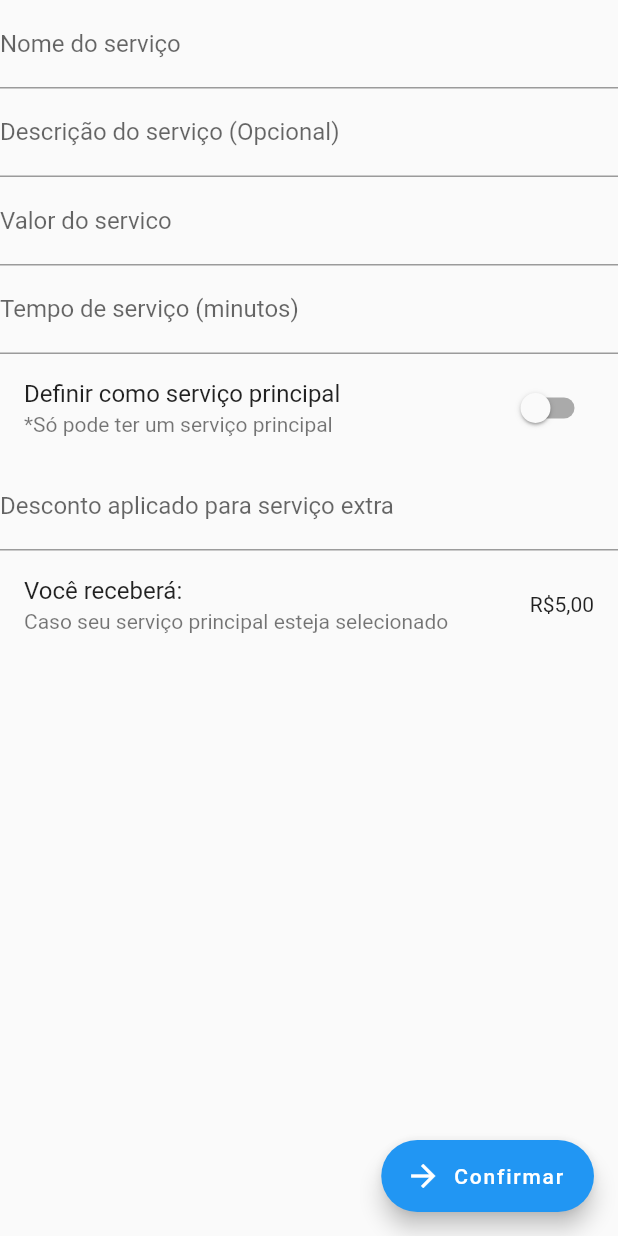
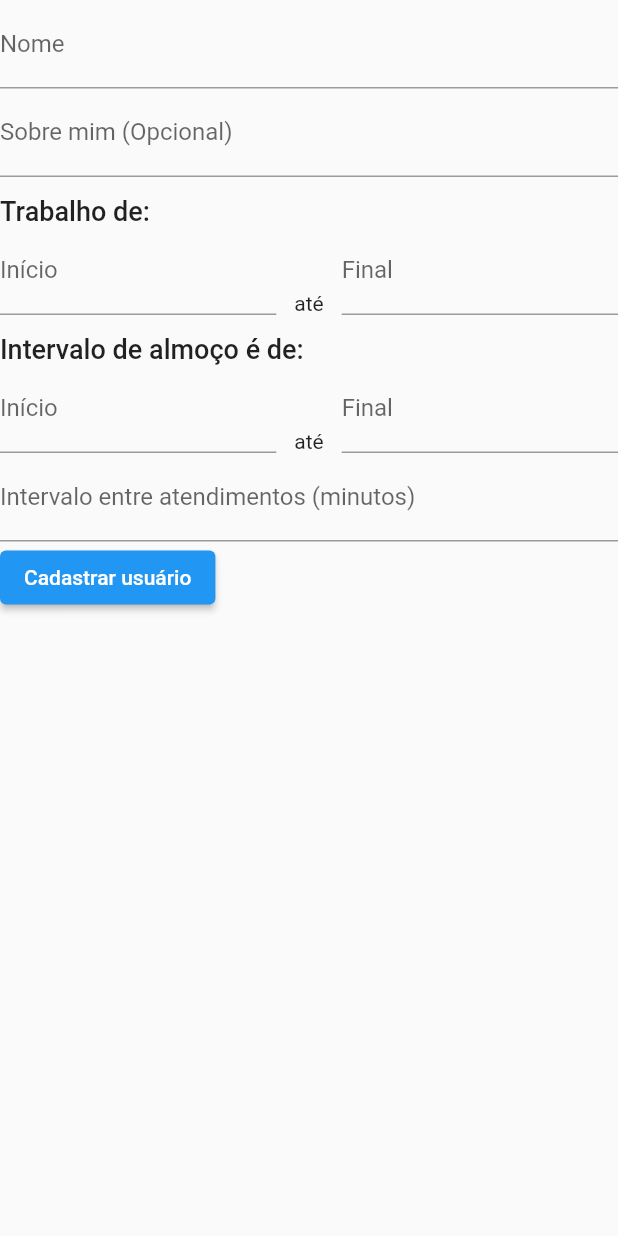
Before and after one commit to cl0v/Catalogo, a Flutter app: the screen it shows after launch, on a phone screen of 412 x 824 dp. Run offline on Flutter 3.47's test engine with Material 2 defaults, Android fonts, the phone set to English and light mode, and no system bars; our stand-ins replace cloud_firestore, fluro; accounts and stored records are empty.

Commit message:
páginas excenciais prontas

```diff
--- a/lib/app.dart
+++ b/lib/app.dart
@@ -1,6 +1,9 @@
 import 'package:fluro/fluro.dart';
 import 'package:flutter/material.dart';
+import 'package:nutri/src/features/schedule/src/pages/scheduling.dart';
 import 'package:nutri/src/features/service/src/pages.dart';
+import 'package:nutri/src/features/service/src/widgets/service_list.dart';
+import 'package:nutri/src/features/worker/src/pages/create_worker.dart';
 
 import '/src/config/application.dart';
 import '/src/config/routes.dart';
@@ -31,7 +34,7 @@ class AppComponentState extends State<AppComponent> {
         primarySwatch: Colors.blue,
       ),
       // onGenerateRoute: Application.router.generator,
-      home: AddNewServicePage(),
+      home: CreateWorkerPage(),
     );
     return app;
   }
--- a/lib/main.dart
+++ b/lib/main.dart
@@ -3,6 +3,8 @@ import 'package:flutter/material.dart';
 import 'app.dart';
 
 //O app sofrerá uma migracao para se tornar software as a product
+// Sempre priorizar a beleza da página de usuários . . . Mas não significa que pode lançar meio tosco.
+
 
 //https://www.youtube.com/watch?v=CAYa9AQGtdU hosting deploy
 
--- a/lib/src/constants.dart
+++ b/lib/src/constants.dart
@@ -1,6 +1,6 @@
 import 'package:flutter/material.dart';
 
-const defaultPadding = 20.0;
+const defaultPadding = 12.0;
 const cartBarHeight = 100.0;
 const headerHeight = 85.0;
 
--- /dev/null
+++ b/lib/src/features/worker/src/pages/create_worker.dart
@@ -0,0 +1,110 @@
+import 'package:flutter/material.dart';
+import 'package:nutri/src/constants.dart';
+
+class CreateWorkerPage extends StatefulWidget {
+  @override
+  _CreateWorkerPageState createState() => _CreateWorkerPageState();
+}
+
+class _CreateWorkerPageState extends State<CreateWorkerPage> {
+  TextEditingController nameController = TextEditingController();
+  TextEditingController descriptionController = TextEditingController();
+  TextEditingController startController = TextEditingController();
+  TextEditingController endController = TextEditingController();
+  TextEditingController intervalStartController = TextEditingController();
+  TextEditingController intervalEndController = TextEditingController();
+  TextEditingController intervalBetweenSectionsController =
+      TextEditingController();
+
+  @override
+  Widget build(BuildContext context) {
+    return Scaffold(
+      body: Form(
+        child: Column(
+          crossAxisAlignment: CrossAxisAlignment.start,
+          children: [
+            TextFormField(
+              controller: nameController,
+              decoration: InputDecoration(
+                  hintText: 'Meu nome completo', labelText: 'Nome'),
+            ),
+            TextFormField(
+              controller: descriptionController,
+              decoration: InputDecoration(
+                  hintText: 'Trabalho com ___ a ___ anos.',
+                  labelText: 'Sobre mim (Opcional)'),
+            ),
+            SizedBox(
+              height: defaultPadding,
+            ),
+            Text(
+              'Trabalho de:',
+              style:
+                  Theme.of(context).textTheme.headline6?.copyWith(fontSize: 18),
+            ),
+            Row(
+              crossAxisAlignment: CrossAxisAlignment.end,
+              children: [
+                Expanded(
+                  child: TextFormField(
+                    controller: startController,
+                    decoration:
+                        InputDecoration(hintText: '8:00', labelText: 'Início'),
+                  ),
+                ),
+                Padding(
+                  padding: EdgeInsets.symmetric(horizontal: defaultPadding),
+                  child: Text('até'),
+                ),
+                Expanded(
+                  child: TextFormField(
+                    controller: endController,
+                    decoration:
+                        InputDecoration(hintText: '18:00', labelText: 'Final'),
+                  ),
+                ),
+              ],
+            ),
+            SizedBox(
+              height: defaultPadding,
+            ),
+            Text(
+              'Intervalo de almoço é de:',
+              style:
+                  Theme.of(context).textTheme.headline6?.copyWith(fontSize: 18),
+            ),
+            Row(
+              crossAxisAlignment: CrossAxisAlignment.end,
+              children: [
+                Expanded(
+                  child: TextFormField(
+                    controller: intervalStartController,
+                    decoration:
+                        InputDecoration(hintText: '12:00', labelText: 'Início'),
+                  ),
+                ),
+                Padding(
+                    padding: EdgeInsets.symmetric(horizontal: defaultPadding),
+                    child: Text('até')),
+                Expanded(
+                  child: TextFormField(
+                    controller: intervalEndController,
+                    decoration:
+                        InputDecoration(hintText: '13:00', labelText: 'Final'),
+                  ),
+                ),
+              ],
+            ),
+            TextFormField(
+              controller: intervalBetweenSectionsController,
+              decoration: InputDecoration(
+                  hintText: '5 min',
+                  labelText: 'Intervalo entre atendimentos (minutos)'),
+            ),
+            ElevatedButton(onPressed: () {}, child: Text('Cadastrar usuário')),
+          ],
+        ),
+      ),
+    );
+  }
+}
```
Also changed, not shown: lib/src/features/schedule/src/pages/scheduling.dart (added, +97 -0 lines), lib/src/features/service/src/models.dart (+0 -14 lines), lib/src/features/service/src/pages/add_new_service.dart (+5 -4 lines), lib/src/features/service/src/widgets/service_list.dart (added, +75 -0 lines), lib/src/features/worker/src/models.dart (added, +31 -0 lines), lib/src/models/time_range.dart (added, +9 -0 lines), lib/src/features/schedule/src/pages.dart (added), lib/src/features/worker/src/page.dart (added), 1 other file.
